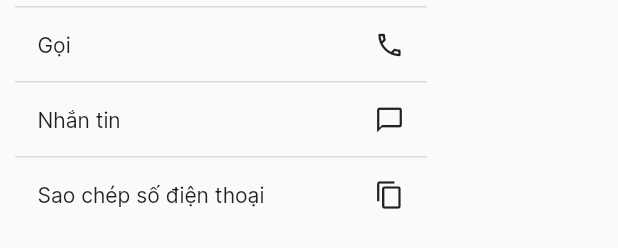
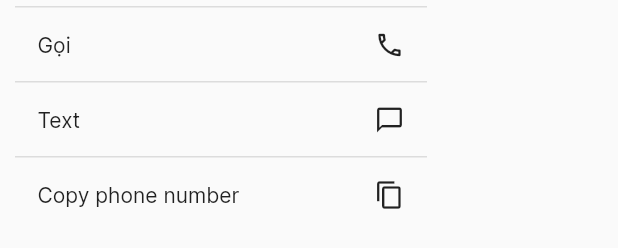
Before and after one commit to hovanduong/salon_management, a Flutter app: the DiaLogPhoneCustomer widget shown alone on an empty page, opened directly, on a phone screen of 412 x 824 dp. Shown: the part 597-845 px from the top of the screen. Run offline on Flutter 3.47's test engine with Material 2 defaults, Android fonts, the phone set to English and light mode, and no system bars; our stand-ins replace cloud_firestore, connectivity_plus, device_info_plus, dotted_border, firebase_auth, firebase_core and 10 more; accounts and stored records are empty; generated files the repository leaves out were written again; network calls fail; statements that could not run were skipped.

Commit message:
clean language

```diff
--- a/lib/src/configs/language/history_language.dart
+++ b/lib/src/configs/language/history_language.dart
@@ -6,4 +6,14 @@ class HistoryLanguage {
   static final today  = S.current.today;
   static final editAppointmentSchedule = S.current.editAppointmentSchedule;
   static final deleteAppointmentSchedule = S.current.deleteAppointmentSchedule;
+  static final call = S.current.call;
+  static final text = S.current.text;
+  static final copyPhoneNumber = S.current.copyPhoneNumber;
+  static final confirmed = S.current.confirmed;
+  static final cancel = S.current.cancel;
+  static final appointmentSchedule = S.current.appointmentSchedule;
+  static final canceled = S.current.canceled;
+  static final upcoming = S.current.upcoming;
+  static final done = S.current.done;
+
 }
--- a/lib/src/configs/language/service_add_language.dart
+++ b/lib/src/configs/language/service_add_language.dart
@@ -31,7 +31,7 @@ class ServiceAddLanguage {
 
   static final specialCharsError = S.current.specialCharsError;
   static final serviceNameMinLength = S.current.serviceNameMinLenght;
-  static final descriptionMinLenght = S.current.descriptionMinLenght;
+  static final descriptionMinLength = S.current.descriptionMinLenght;
   static final onlyDenominations = S.current.onlyDenominations;
   static final onlyNumberOfTime = S.current.onlyNumberOfTime;
 
@@ -40,4 +40,6 @@ class ServiceAddLanguage {
   static final confirm = S.current.confirm;
 
   static final cancel = S.current.cancel;
+
+  static final selectedCategories = S.current.selectedCategories;
 }
--- a/lib/src/presentation/booking/booking_viewmodel.dart
+++ b/lib/src/presentation/booking/booking_viewmodel.dart
@@ -252,7 +252,7 @@ class BookingViewModel extends BaseViewModel {
       descriptionErrorMsg = ServiceAddLanguage.emptyDescriptionError;
     } else if (descriptionController.text.length < 10) {
       onDescription = false;
-      descriptionErrorMsg = ServiceAddLanguage.descriptionMinLenght;
+      descriptionErrorMsg = ServiceAddLanguage.descriptionMinLength;
     } else {
       descriptionErrorMsg = '';
       onDescription = true;
--- a/lib/src/presentation/category/category_view_model.dart
+++ b/lib/src/presentation/category/category_view_model.dart
@@ -3,6 +3,7 @@ import 'dart:async';
 import 'package:flutter/material.dart';
 
 import '../../configs/configs.dart';
+import '../../configs/language/category_language.dart';
 import '../../resource/model/my_category_model.dart';
 import '../../resource/service/auth.dart';
 import '../../resource/service/category_api.dart';
@@ -96,12 +97,12 @@ class CategoryViewModel extends BaseViewModel {
         closeDialog(context);
         return WarningDialog(
           image: AppImages.icPlus,
-          title: 'Are you sure!',
+          title: '${CategoryLanguage.areYouSure}!',
           leftButtonName: SignUpLanguage.cancel,
           onTapLeft: () {
             Navigator.pop(context);
           },
-          rightButtonName: 'Yes',
+          rightButtonName: CategoryLanguage.yes,
           onTapRight: (){
             deleteCategory(id);
             Navigator.pop(context);
--- a/lib/src/presentation/category/components/slidable_action_widget.dart
+++ b/lib/src/presentation/category/components/slidable_action_widget.dart
@@ -3,6 +3,7 @@ import 'package:flutter_slidable/flutter_slidable.dart';
 
 import '../../../configs/configs.dart';
 import '../../../configs/constants/app_space.dart';
+import '../../../configs/language/category_language.dart';
 
 class SlidableActionWidget extends StatelessWidget {
   const SlidableActionWidget({
@@ -35,7 +36,7 @@ class SlidableActionWidget extends StatelessWidget {
               topRight: Radius.circular(isCheckCategory? 0 : SpaceBox.sizeSmall),
               bottomRight: Radius.circular(isCheckCategory? 0 : SpaceBox.sizeSmall)),
             icon: Icons.delete,
-            label: 'Delete',
+            label: CategoryLanguage.delete,
           ),
           if(isCheckCategory)
             SlidableAction(
@@ -47,7 +48,7 @@ class SlidableActionWidget extends StatelessWidget {
                 bottomRight: Radius.circular(SpaceBox.sizeSmall)),
               backgroundColor: AppColors.FIELD_GREEN,
               icon: Icons.edit,
-              label: 'Edit',
+              label: CategoryLanguage.edit,
             ),
         ],
       ),
--- a/lib/src/presentation/category_add/category_add_viewmodel.dart
+++ b/lib/src/presentation/category_add/category_add_viewmodel.dart
@@ -1,7 +1,6 @@
 import 'dart:async';
 
 import 'package:flutter/material.dart';
-import 'package:flutter_local_notifications/flutter_local_notifications.dart';
 
 import '../../configs/configs.dart';
 import '../../configs/widget/loading/loading_diaglog.dart';
--- a/lib/src/presentation/history_booking/components/dialog_phone_customer.dart
+++ b/lib/src/presentation/history_booking/components/dialog_phone_customer.dart
@@ -4,30 +4,21 @@
 // import 'package:easysalon_management_app/_shared/widgets/layout/toast.dart';
 
 import 'package:flutter/material.dart';
-import 'package:url_launcher/url_launcher.dart';
 
 import '../../../configs/configs.dart';
 import '../../../configs/constants/app_space.dart';
 
-class DiaLogPhoneCustomer extends StatefulWidget {
+class DiaLogPhoneCustomer extends StatelessWidget {
+  const DiaLogPhoneCustomer({Key? key,
+    this.phone,
+    this.isCopy = true,
+    this.onTapCall,
+  })
+  : super(key: key);
+
   final String? phone;
   final bool? isCopy;
-  const DiaLogPhoneCustomer({Key? key, this.phone, this.isCopy = true})
-      : super(key: key);
-
-  @override
-  State<DiaLogPhoneCustomer> createState() => _DiaLogPhoneCustomerState();
-}
-
-class _DiaLogPhoneCustomerState extends State<DiaLogPhoneCustomer> {
-  Future<void> sendPhone(String phoneNumber, String scheme) async {
-    print(phoneNumber);
-    final launchUri = Uri(
-      scheme: scheme,
-      path: phoneNumber,
-    );
-    await launchUrl(launchUri);
-  }
+  final Function()? onTapCall;
 
   Widget buildHeaderPhone(BuildContext context) {
     return Container(
@@ -48,14 +39,14 @@ class _DiaLogPhoneCustomerState extends State<DiaLogPhoneCustomer> {
               width: SpaceBox.sizeVerySmall,
             ),
             Paragraph(
-              content: widget.phone,
+              content: phone,
               style: STYLE_MEDIUM_BOLD.copyWith(
                 color: AppColors.PRIMARY_GREEN,
                 decoration: TextDecoration.none,
               ),
             ),
           ],
-        ));
+        ),);
   }
 
   @override
@@ -80,7 +71,7 @@ class _DiaLogPhoneCustomerState extends State<DiaLogPhoneCustomer> {
                 Padding(
                   padding: EdgeInsets.all(SpaceBox.sizeMedium),
                   child: Paragraph(
-                    content: widget.phone,
+                    content: phone,
                     color: AppColors.PRIMARY_GREEN,
                     style: STYLE_SMALL.copyWith(
                       color: AppColors.PRIMARY_GREEN,
@@ -91,7 +82,7 @@ class _DiaLogPhoneCustomerState extends State<DiaLogPhoneCustomer> {
                 const Divider(height: 0, thickness: 1),
                 GestureDetector(
                   onTap: () {
-                    print('object');
+                    onTapCall!();
                   },
                   child: Padding(
                     padding: EdgeInsets.all(SpaceBox.sizeMedium),
@@ -99,7 +90,8 @@ class _DiaLogPhoneCustomerState extends State<DiaLogPhoneCustomer> {
                       mainAxisAlignment: MainAxisAlignment.spaceBetween,
                       children: [
                         Paragraph(
-                          content: 'Gọi ${widget.phone ?? ''}',
+                          content:
+                            '${HistoryLanguage.call} ${phone ?? ''}',
                           style: STYLE_MEDIUM_BOLD.copyWith(
                             color: AppColors.PRIMARY_GREEN,
                             decoration: TextDecoration.none,
@@ -116,14 +108,14 @@ class _DiaLogPhoneCustomerState extends State<DiaLogPhoneCustomer> {
                 ),
                 const Divider(height: 0, thickness: 1),
                 GestureDetector(
-                  onTap: () => sendPhone(widget.phone ?? '', 'sms'),
+                  onTap: () {},
                   child: Padding(
                     padding: EdgeInsets.all(SpaceBox.sizeMedium),
                     child: Row(
                       mainAxisAlignment: MainAxisAlignment.spaceBetween,
                       children: [
                         Paragraph(
-                          content: 'Nhắn tin',
+                          content: HistoryLanguage.text,
                           style: STYLE_MEDIUM_BOLD.copyWith(
                             color: AppColors.PRIMARY_GREEN,
                             decoration: TextDecoration.none,
@@ -139,7 +131,7 @@ class _DiaLogPhoneCustomerState extends State<DiaLogPhoneCustomer> {
                   ),
                 ),
                 const Divider(height: 0, thickness: 1),
-                if (widget.isCopy == true)
+                if (isCopy == true)
                   GestureDetector(
                     onTap: () {
                       // FlutterClipboard.copy(phone).then((value) => showToast(
@@ -154,7 +146,7 @@ class _DiaLogPhoneCustomerState extends State<DiaLogPhoneCustomer> {
                         mainAxisAlignment: MainAxisAlignment.spaceBetween,
                         children: [
                           Paragraph(
-                            content: 'Sao chép số điện thoại',
+                            content: HistoryLanguage.copyPhoneNumber,
                             style: STYLE_MEDIUM_BOLD.copyWith(
                               color: AppColors.PRIMARY_GREEN,
                               decoration: TextDecoration.none,
--- a/lib/src/presentation/history_booking/components/notification_service.dart
+++ b/lib/src/presentation/history_booking/components/notification_service.dart
@@ -15,8 +15,6 @@ class NotificationService extends StatelessWidget {
     this.price,
     this.nameUser,
     this.phoneNumber,
-    this.isSwitch,
-    this.onChanged,
     this.onTapPhone,
   });
 
@@ -25,9 +23,7 @@ class NotificationService extends StatelessWidget {
   final String? price;
   final String? nameUser;
   final String? phoneNumber;
-  final bool? isSwitch;
   final Function()? onTapCard;
-  final Function(bool value)? onChanged;
   final Function()? onTapPhone;
 
   Widget buildTitle({
--- a/lib/src/presentation/history_booking/components/select_status_widget.dart
+++ b/lib/src/presentation/history_booking/components/select_status_widget.dart
@@ -10,7 +10,7 @@ class SelectStatusWidget extends StatefulWidget {
   State<SelectStatusWidget> createState() => _SelectStatusWidgetState();
 }
 
-List<String> status=['Mới' ,'Đã xác nhận', 'Hủy',];
+List<String> status=['Mới' ,HistoryLanguage.confirmed, HistoryLanguage.cancel,];
 
 class _SelectStatusWidgetState extends State<SelectStatusWidget> {
 
--- a/lib/src/presentation/history_booking/history_status_canceled.dart
+++ b/lib/src/presentation/history_booking/history_status_canceled.dart
@@ -5,8 +5,8 @@ import 'components/components.dart';
 
 class StatusCanceledWidget{
   static Widget statusCanceled(){
-    return const StatusService(
-      content: 'Đã hủy',
+    return StatusService(
+      content: HistoryLanguage.canceled,
       color: AppColors.PRIMARY_RED,
     );
   }
--- a/lib/src/presentation/history_booking/history_status_upcoming.dart
+++ b/lib/src/presentation/history_booking/history_status_upcoming.dart
@@ -1,5 +1,6 @@
 import 'package:flutter/material.dart';
 
+import '../../configs/configs.dart';
 import '../../configs/constants/app_colors.dart';
 import 'components/components.dart';
 
@@ -7,8 +8,8 @@ class StatusUpComingWidget{
   static Widget statusUpComing(String status){
     switch (status) {
       case 'confirm':
-        return const StatusService(
-          content: 'Đã xác nhận',
+        return StatusService(
+          content: HistoryLanguage.confirmed,
           color: AppColors.PRIMARY_PINK,
         );
       case 'refuse':
```
Also changed, not shown: lib/src/configs/language/category_language.dart (added, +14 -0 lines), lib/src/intl/l10n/intl_en.arb (+17 -0 lines), lib/src/intl/l10n/intl_vn.arb (+17 -0 lines), lib/src/presentation/category/category_screen.dart (+4 -3 lines), lib/src/presentation/category_add/category_add_screen.dart (+9 -6 lines), lib/src/presentation/history_booking/history_booking_screen.dart (+11 -16 lines), lib/src/presentation/history_booking/history_booking_viewmodel.dart (+11 -0 lines), lib/src/presentation/service_add/service_add_screen.dart (+4 -3 lines).
